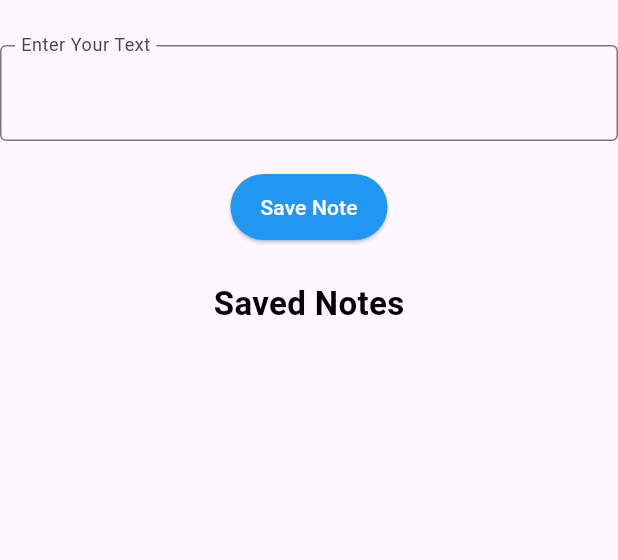
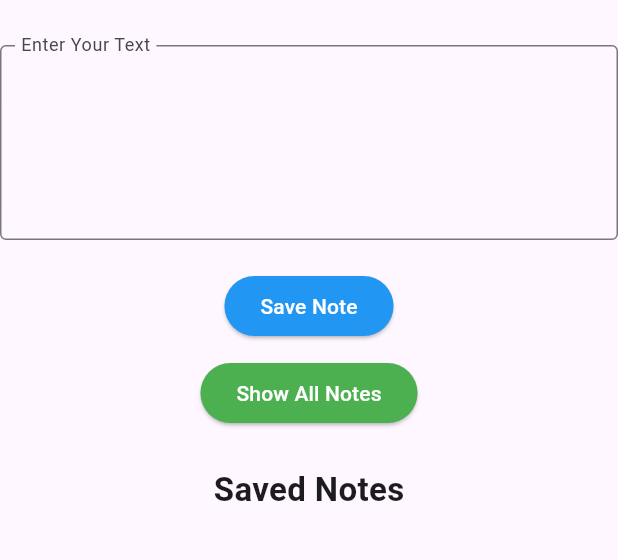
Before and after one commit to Yasir-Ali-Swe/Learning-Flutter, a Flutter app: the screen it shows after launch, on a phone screen of 412 x 824 dp, the part 84-644 px from its top. Run offline on Flutter 3.47's test engine with Material 3 defaults, Android fonts, the phone set to English and light mode, and no system bars; our stand-ins replace audioplayers.

Commit message:
Note Taking App

```diff
--- /dev/null
+++ b/lab_9/lib/allNotesPage.dart
@@ -0,0 +1,38 @@
+import 'package:flutter/material.dart';
+
+class AllNotesPage extends StatelessWidget {
+  final List<String> notes;
+
+  const AllNotesPage({super.key, required this.notes});
+
+  @override
+  Widget build(BuildContext context) {
+    return Scaffold(
+      appBar: AppBar(
+        title: const Text("All Notes"),
+        backgroundColor: Colors.blue,
+      ),
+      body:
+          notes.isEmpty
+              ? const Center(child: Text("No notes available."))
+              : ListView.builder(
+                padding: const EdgeInsets.all(16),
+                itemCount: notes.length,
+                itemBuilder:
+                    (context, index) => Container(
+                      margin: const EdgeInsets.symmetric(vertical: 6),
+                      padding: const EdgeInsets.all(12),
+                      decoration: BoxDecoration(
+                        color: Colors.yellow.shade100,
+                        border: Border.all(color: Colors.amber),
+                        borderRadius: BorderRadius.circular(10),
+                      ),
+                      child: Text(
+                        notes[index],
+                        style: const TextStyle(fontSize: 16),
+                      ),
+                    ),
+              ),
+    );
+  }
+}
--- a/lab_9/lib/main.dart
+++ b/lab_9/lib/main.dart
@@ -1,4 +1,5 @@
 import 'package:flutter/material.dart';
+import 'allNotesPage.dart'; // import the new page
 
 void main() {
   runApp(const MyApp());
@@ -11,7 +12,7 @@ class MyApp extends StatelessWidget {
   Widget build(BuildContext context) {
     return MaterialApp(
       debugShowCheckedModeBanner: false,
-      title: 'Flutter Demo',
+      title: 'Flutter Notepad',
       theme: ThemeData(
         colorScheme: ColorScheme.fromSeed(seedColor: Colors.deepPurple),
       ),
@@ -22,6 +23,7 @@ class MyApp extends StatelessWidget {
 
 class MyHomePage extends StatefulWidget {
   const MyHomePage({super.key});
+
   @override
   State<MyHomePage> createState() => _MyHomePageState();
 }
@@ -69,18 +71,16 @@ class _MyHomePageState extends State<MyHomePage> {
               const SizedBox(height: 30),
               SizedBox(
                 width: 600,
+                height: 130,
                 child: TextField(
                   controller: _controller,
+                  expands: true,
                   maxLines: null,
+                  textAlignVertical: TextAlignVertical.top,
                   decoration: const InputDecoration(
                     labelText: "Enter Your Text",
                     border: OutlineInputBorder(),
-                    contentPadding: EdgeInsets.only(
-                      top: 10,
-                      right: 10,
-                      left: 10,
-                      bottom: 30,
-                    ),
+                    contentPadding: EdgeInsets.all(10),
                     floatingLabelBehavior: FloatingLabelBehavior.always,
                   ),
                 ),
@@ -91,21 +91,29 @@ class _MyHomePageState extends State<MyHomePage> {
                 style: ElevatedButton.styleFrom(
                   backgroundColor: Colors.blue,
                   foregroundColor: Colors.white,
-                  padding: const EdgeInsets.symmetric(
-                    horizontal: 20,
-                    vertical: 12,
-                  ),
                 ),
                 child: const Text("Save Note"),
+              ),
+              const SizedBox(height: 10),
+              ElevatedButton(
+                onPressed: () {
+                  Navigator.push(
+                    context,
+                    MaterialPageRoute(
+                      builder: (context) => AllNotesPage(notes: myNotes),
+                    ),
+                  );
+                },
+                style: ElevatedButton.styleFrom(
+                  backgroundColor: Colors.green,
+                  foregroundColor: Colors.white,
+                ),
+                child: const Text("Show All Notes"),
               ),
               const SizedBox(height: 25),
               const Text(
                 "Saved Notes",
-                style: TextStyle(
-                  fontSize: 22,
-                  color: Colors.black,
-                  fontWeight: FontWeight.bold,
-                ),
+                style: TextStyle(fontSize: 22, fontWeight: FontWeight.bold),
               ),
               const SizedBox(height: 10),
               ListView.builder(
```
